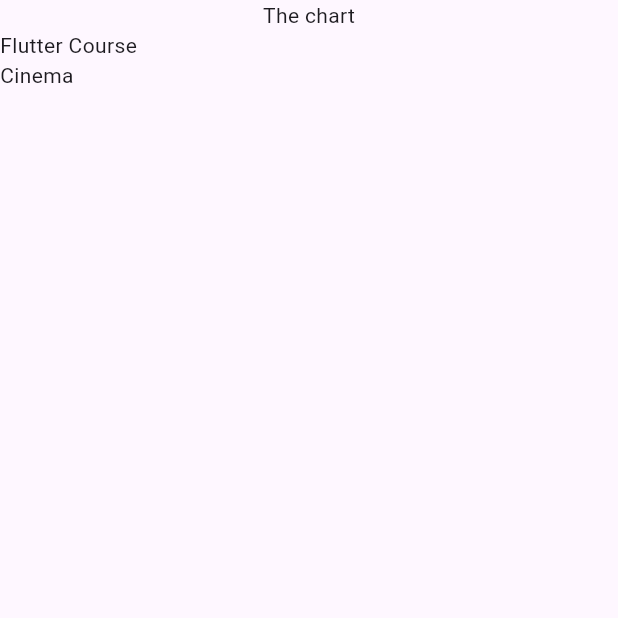
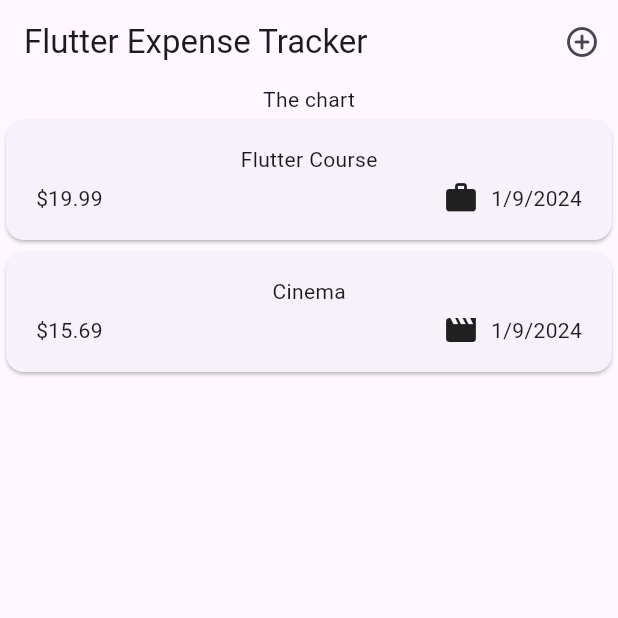
Before and after one commit to duytoann/flutter_expense_tracker_app, a Flutter app: the screen it shows after launch, on a phone screen of 412 x 824 dp, the top half of it. Run offline on Flutter 3.47's test engine with Material 3 defaults, Android fonts, the phone set to English and light mode, and no system bars.

Commit message:
111/exercise solution

```diff
--- a/lib/main.dart
+++ b/lib/main.dart
@@ -1,6 +1,6 @@
 import 'package:flutter/material.dart';
 
-import 'expenses.dart';
+import 'widgets/expenses.dart';
 
 void main() {
   runApp(
--- a/lib/model/expense.dart
+++ b/lib/models/expense.dart
@@ -1,8 +1,19 @@
+import 'package:flutter/material.dart';
+import 'package:intl/intl.dart';
 import 'package:uuid/uuid.dart';
 
 const uuid = Uuid();
 
+final formatter = DateFormat.yMd();
+
 enum Category { food, travel, leisure, work }
+
+const categoryIcons = {
+  Category.food: Icons.lunch_dining,
+  Category.travel: Icons.travel_explore,
+  Category.leisure: Icons.movie,
+  Category.work: Icons.work,
+};
 
 class Expense {
   Expense({
@@ -17,4 +28,8 @@ class Expense {
   final double amount;
   final DateTime date;
   final Category category;
+
+  String get formattedDate {
+    return formatter.format(date);
+  }
 }
--- a/lib/expenses.dart
+++ b/lib/widgets/expenses.dart
@@ -1,7 +1,8 @@
 import 'package:flutter/material.dart';
-import 'package:flutter_expenses_tracker/expenses_list.dart';
+import 'package:flutter_expenses_tracker/widgets/expenses_list/expenses_list.dart';
 
-import 'model/expense.dart';
+import '../models/expense.dart';
+import 'new_expense.dart';
 
 class Expenses extends StatefulWidget {
   const Expenses({super.key});
@@ -28,10 +29,26 @@ class _ExpensesState extends State<Expenses> {
     ),
   ];
 
+  void _openAddExpenseOverlay() {
+    showModalBottomSheet(
+      context: context,
+      builder: (ctx) => const NewExpense(),
+    );
+  }
+
   @override
   Widget build(BuildContext context) {
     // TODO: implement build
     return Scaffold(
+      appBar: AppBar(
+        title: const Text('Flutter Expense Tracker'),
+        actions: [
+          IconButton(
+            onPressed: _openAddExpenseOverlay,
+            icon: const Icon(Icons.add_circle_outline_rounded),
+          ),
+        ],
+      ),
       body: Column(
         children: [
           const Text('The chart'),
--- /dev/null
+++ b/lib/widgets/expenses_list/expense_item.dart
@@ -0,0 +1,52 @@
+import 'package:flutter/material.dart';
+
+import '../../models/expense.dart';
+
+class ExpenseItem extends StatelessWidget {
+  const ExpenseItem(this.expense, {super.key});
+
+  final Expense expense;
+
+  @override
+  Widget build(BuildContext context) {
+    return Card(
+      child: Padding(
+        padding: const EdgeInsets.symmetric(
+          horizontal: 20,
+          vertical: 16,
+        ),
+        child: Column(
+          children: [
+            Text(
+              expense.title,
+            ),
+            const SizedBox(
+              height: 4,
+            ),
+            Row(
+              children: [
+                Text(
+                  '\$${expense.amount.toStringAsFixed(2)}',
+                ),
+                const Spacer(),
+                Row(
+                  children: [
+                    Icon(
+                      categoryIcons[expense.category],
+                    ),
+                    const SizedBox(
+                      width: 8,
+                    ),
+                    Text(
+                      expense.formattedDate,
+                    ),
+                  ],
+                ),
+              ],
+            ),
+          ],
+        ),
+      ),
+    );
+  }
+}
--- a/lib/expenses_list.dart
+++ b/lib/widgets/expenses_list/expenses_list.dart
@@ -1,6 +1,7 @@
 import 'package:flutter/material.dart';
+import 'package:flutter_expenses_tracker/widgets/expenses_list/expense_item.dart';
 
-import 'model/expense.dart';
+import '../../models/expense.dart';
 
 class ExpensesList extends StatelessWidget {
   const ExpensesList({super.key, required this.expenses});
@@ -11,9 +12,7 @@ class ExpensesList extends StatelessWidget {
   Widget build(BuildContext context) {
     return ListView.builder(
       itemCount: expenses.length,
-      itemBuilder: (context, index) => Text(
-        expenses[index].title,
-      ),
+      itemBuilder: (context, index) => ExpenseItem(expenses[index]),
     );
   }
 }
--- a/pubspec.yaml
+++ b/pubspec.yaml
@@ -36,6 +36,7 @@ dependencies:
   # Use with the CupertinoIcons class for iOS style icons.
   cupertino_icons: ^1.0.2
   uuid: 4.2.2
+  intl: ^0.18.0
 
 dev_dependencies:
   flutter_test:
```
Also changed, not shown: lib/widgets/new_expense.dart (added, +71 -0 lines), pubspec.lock.
